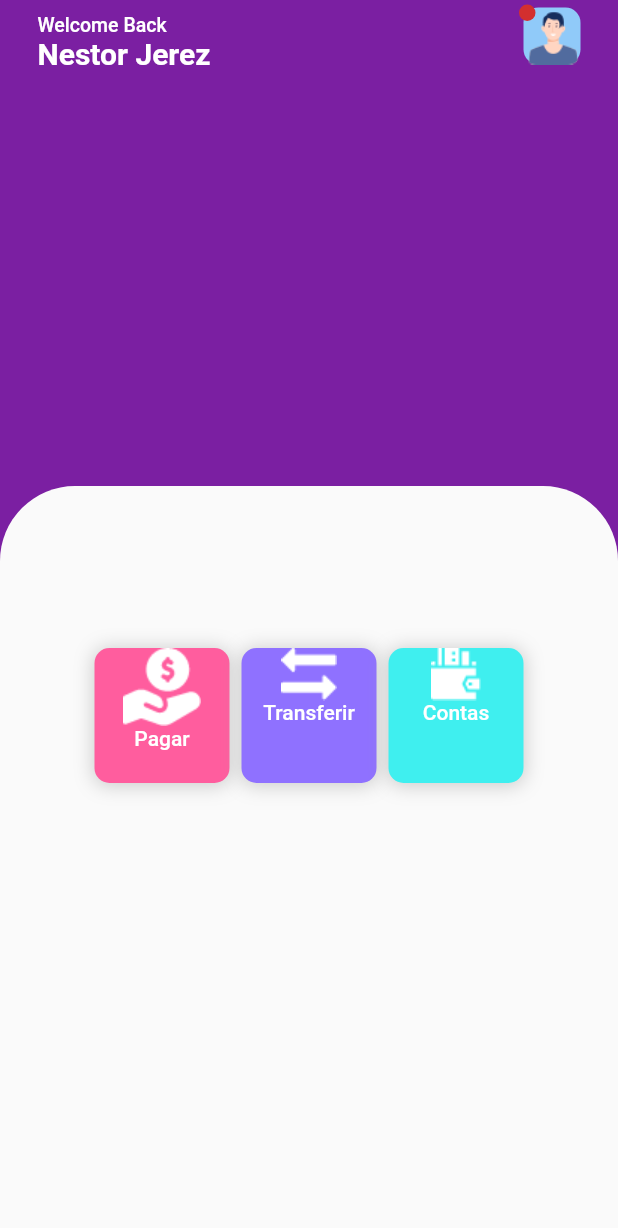
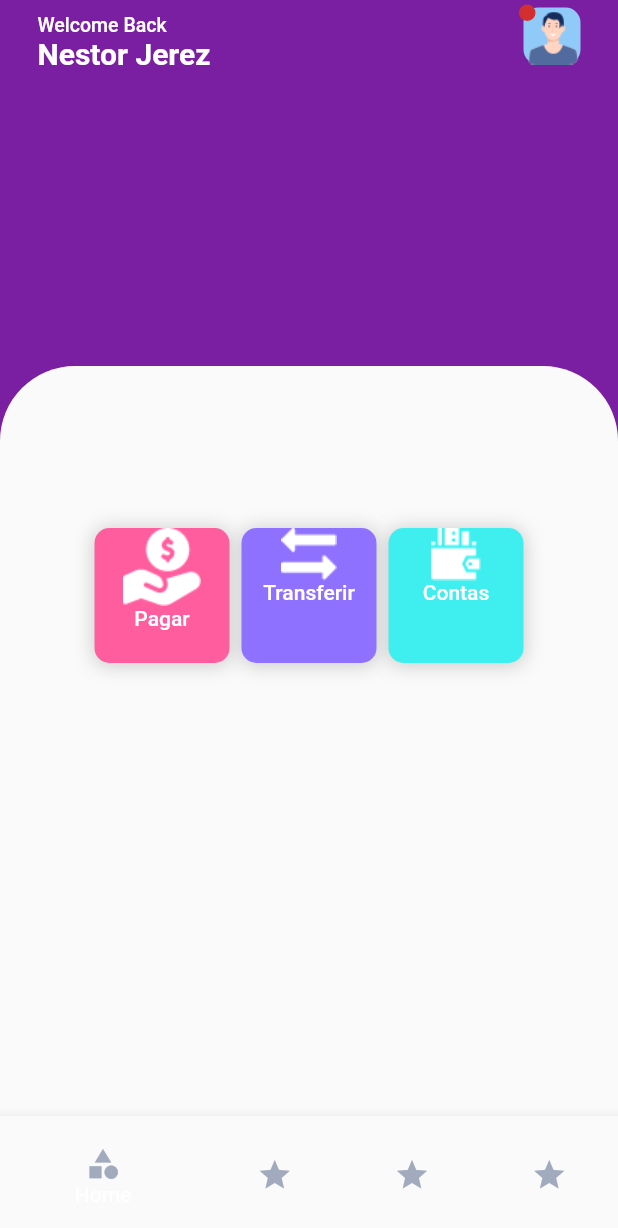
Before and after one commit to derek-alves/Bank-Wallet-Flutter, a Flutter app: the screen it shows after launch, on a phone screen of 412 x 824 dp. Shown: the top 1228 px of the screen. Run offline on Flutter 3.47's test engine with Material 2 defaults, Android fonts, the phone set to English and light mode, and no system bars.

Commit message:
layout inicial do bottom navBar

```diff
--- /dev/null
+++ b/lib/components/BottomNavBar.dart
@@ -0,0 +1,44 @@
+import 'package:flutter/material.dart';
+
+class BottomNavBar extends StatelessWidget {
+  final Color color = Color.fromRGBO(162, 171, 189, 1.0);
+
+  @override
+  Widget build(BuildContext context) {
+    return SizedBox(
+      height: 80,
+      child: BottomNavigationBar(
+        items: [
+          BottomNavigationBarItem(
+            icon: Icon(
+              Icons.category,
+              color: color,
+            ),
+            label: 'Home',
+          ),
+          BottomNavigationBarItem(
+            icon: Icon(
+              Icons.star,
+              color: color,
+            ),
+            label: 'Charts',
+          ),
+          BottomNavigationBarItem(
+            icon: Icon(
+              Icons.star,
+              color: color,
+            ),
+            label: 'Alerts',
+          ),
+          BottomNavigationBarItem(
+            icon: Icon(
+              Icons.star,
+              color: color,
+            ),
+            label: 'Perfil',
+          ),
+        ],
+      ),
+    );
+  }
+}
--- a/lib/main.dart
+++ b/lib/main.dart
@@ -1,6 +1,8 @@
 import 'package:bankApp/components/MainButtonsBar.dart';
 import 'package:flutter/material.dart';
 import 'package:flutter/services.dart';
+
+import 'components/BottomNavBar.dart';
 
 void main() {
   runApp(MyApp());
@@ -112,6 +114,7 @@ class Home extends StatelessWidget {
                   ),
                 ],
               ),
+              bottomNavigationBar: BottomNavBar(),
             ),
           ],
         ),
```
